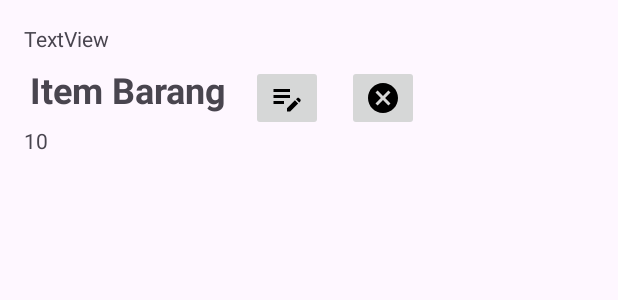
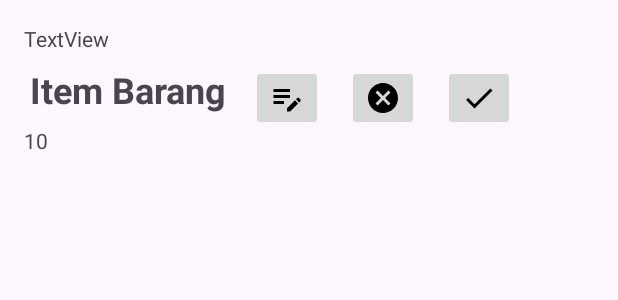
Before and after one commit to Cadip/RoomDatabase, an Android app: the layout item_recycler.xml on its own in the app's theme, with its tools: preview values and no code run, on a phone screen of 412 x 824 dp. Shown: the top 300 px of the screen. Run offline under Robolectric (Android 15) with nearby library versions, the phone set to English and light mode, and no system bars.

Commit message:
PR Button Selesai

```diff
--- /dev/null
+++ b/app/src/main/res/drawable/baseline_done_24.xml
@@ -0,0 +1,5 @@
+<vector xmlns:android="http://schemas.android.com/apk/res/android" android:height="24dp" android:tint="#000000" android:viewportHeight="24" android:viewportWidth="24" android:width="24dp">
+
+    <path android:fillColor="@android:color/white" android:pathData="M9,16.2L4.8,12l-1.4,1.4L9,19 21,7l-1.4,-1.4L9,16.2z"/>
+
+</vector>
--- a/app/src/main/res/layout/item_recycler.xml
+++ b/app/src/main/res/layout/item_recycler.xml
@@ -53,4 +53,13 @@
         android:layout_marginLeft="16dp"
         app:layout_constraintTop_toTopOf="@+id/tvItem"
         app:layout_constraintLeft_toRightOf="@+id/btnEdit"/>
+
+    <ImageButton
+        android:id="@+id/btnSelesai"
+        android:layout_width="wrap_content"
+        android:layout_height="wrap_content"
+        android:src="@drawable/baseline_done_24"
+        android:layout_marginLeft="16dp"
+        app:layout_constraintTop_toTopOf="@id/tvItem"
+        app:layout_constraintLeft_toRightOf="@id/btnHapus"/>
 </androidx.constraintlayout.widget.ConstraintLayout>
```
Also changed, not shown: app/src/main/java/week14/paba/roomdatabase/MainActivity.kt (+32 -0 lines), app/src/main/java/week14/paba/roomdatabase/adapterDaftar.kt (+8 -0 lines), app/src/main/java/week14/paba/roomdatabase/database/historyBarang.kt (added, +24 -0 lines), app/src/main/java/week14/paba/roomdatabase/database/historyBarangDAO.kt (added, +25 -0 lines), app/src/main/java/week14/paba/roomdatabase/database/historyBarangDB.kt (added, +31 -0 lines).
